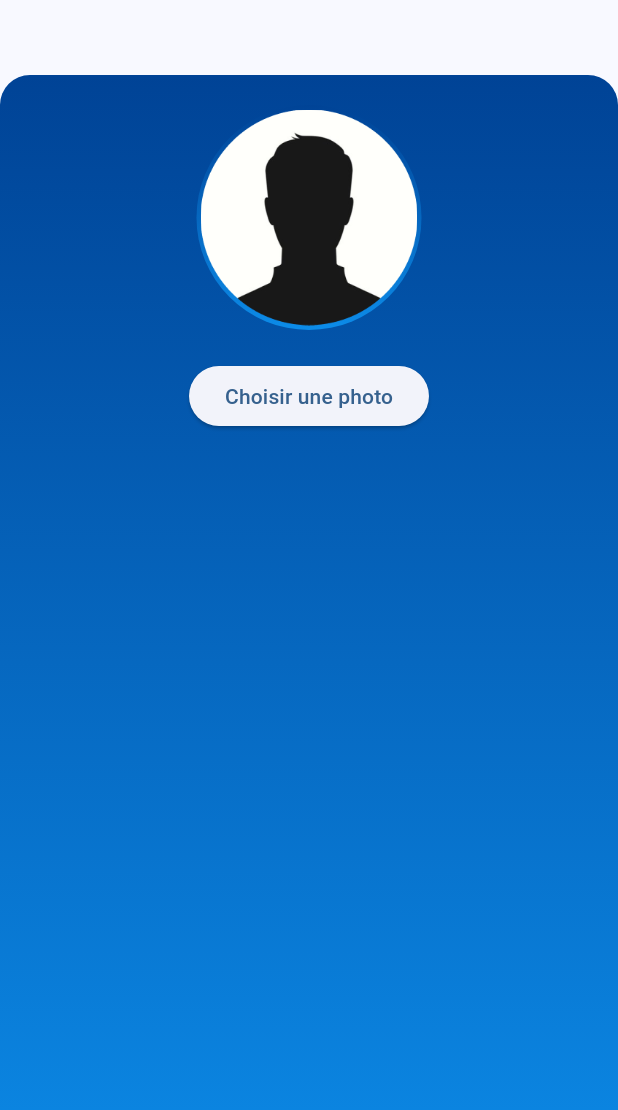
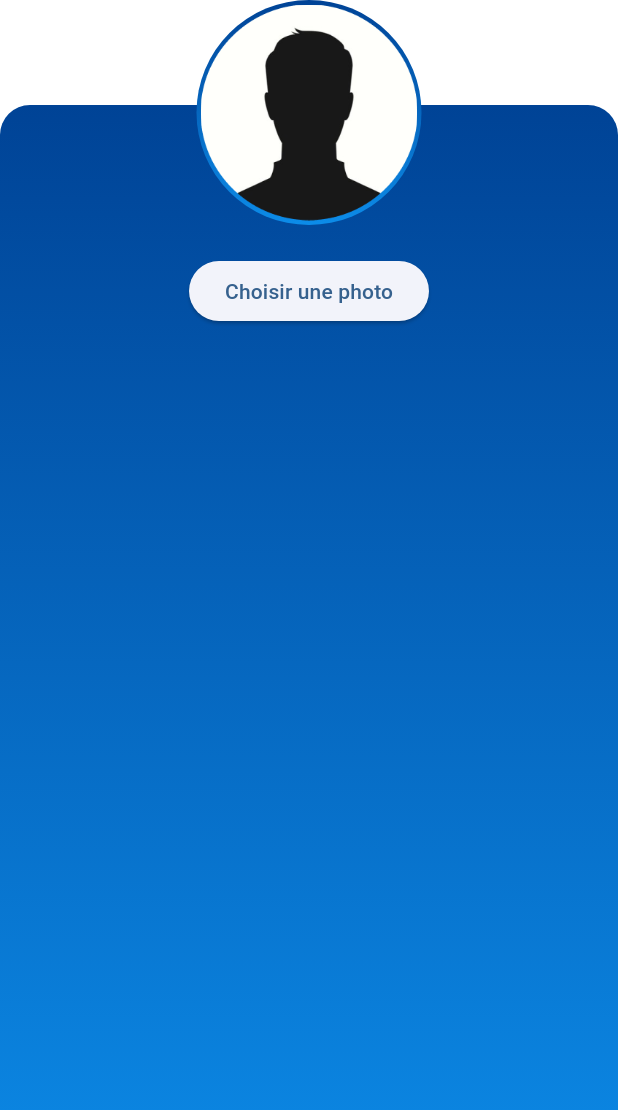
Before and after one commit to PaulDelamare/Diwe_front, a Flutter app: the UserPage screen opened by its route, on a phone screen of 412 x 824 dp. Shown: the top 1110 px of the screen. Run offline on Flutter 3.47's test engine with Material 3 defaults, Android fonts, the light colour scheme and no system bars; our stand-ins replace fl_chart, image_picker.

Commit message:
le bloc de l'avatar est positioned comme il faut. il est possible de choisir des photo dans sa galerie en cliquant sur le bouton.

```diff
--- a/lib/user/user.dart
+++ b/lib/user/user.dart
@@ -12,8 +12,24 @@ class _UserPageState extends State<UserPage> {
   @override
   Widget build(BuildContext context) {
     return Scaffold(
-      body: Padding(
-        padding: const EdgeInsets.only(top: 50.0), // Ajoutez de l'espace au-dessus du fond bleu
+      body: Stack(
+        children: [
+          // Espace au-dessus du fond bleu
+          Positioned(
+            top: 0,
+            left: 0,
+            right: 0,
+            height: 100, // Hauteur de l'espace au-dessus du fond bleu
+            child: Container(
+              color: Colors.white, // Couleur de l'espace au-dessus du fond bleu
+            ),
+          ),
+          // Fond bleu
+          Positioned(
+            top: 70, // Hauteur de l'espace au-dessus du fond bleu
+            left: 0,
+            right: 0,
+            bottom: 0,
             child: Container(
               decoration: BoxDecoration(
                 gradient: LinearGradient(
@@ -26,20 +42,18 @@ class _UserPageState extends State<UserPage> {
                   topRight: Radius.circular(20),
                 ),
               ),
-          child: Stack(
-            children: [
+            ),
+          ),
+          // Avatar
           Positioned(
-                top: 20, // Ajustez cette valeur pour positionner l'avatar verticalement
+            top: 0, // Ajustez la position de l'avatar pour le rendre partiellement visible dans l'espace
             left: 0,
             right: 0,
             child: Center(
-                  child: AvatarPage(), // Importez l'avatar ici
+              child: AvatarPage(),
             ),
           ),
-              // Ajoutez le reste du contenu ici
         ],
-          ),
-        ),
       ),
     );
   }
```
Lines whose indentation alone changed are shown as unchanged.
